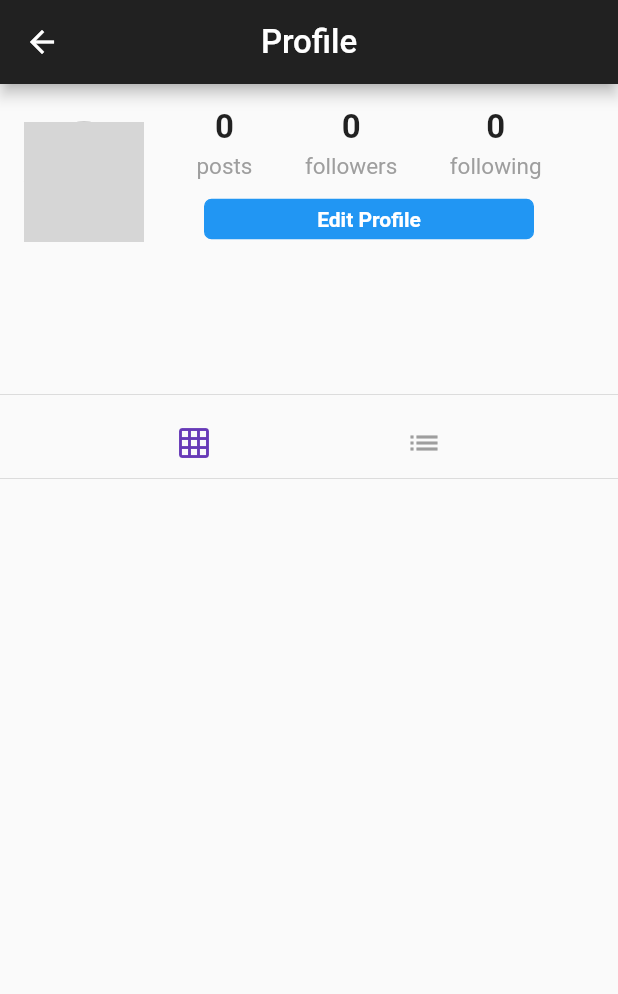
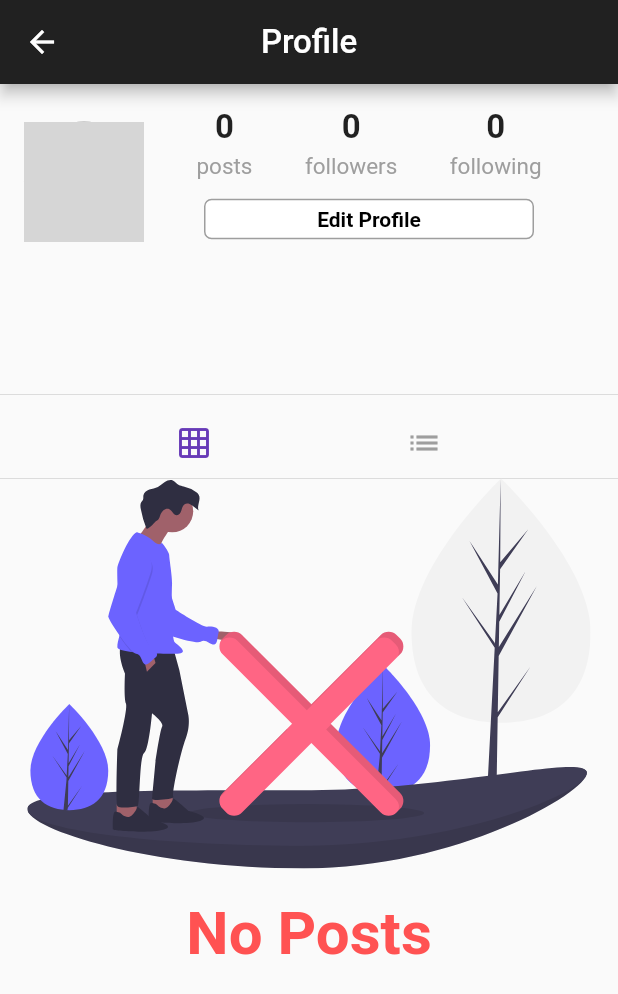
Before and after one commit to Furkanakguun/FlutterInstagram_V2, a Flutter app: the Profile screen opened directly, on a phone screen of 412 x 824 dp. Shown: the top 994 px of the screen. Run offline on Flutter 3.47's test engine with Material 2 defaults, Android fonts, the phone set to English and light mode, and no system bars; our stand-ins replace cached_network_image, cloud_firestore, firebase_storage, flutter_svg, geolocator, google_sign_in and 2 more; missing offline and left inert: animator; accounts and stored records are empty; network calls fail; grey boxes are pictures that could not be loaded.

```diff
--- a/lib/pages/home.dart
+++ b/lib/pages/home.dart
@@ -17,6 +17,8 @@ final usersRef = Firestore.instance.collection('users');
 final postsRef = Firestore.instance.collection('posts');
 final commentsRef = Firestore.instance.collection('comments');
 final activityFeedRef = Firestore.instance.collection('feed');
+final followersRef = Firestore.instance.collection('followers');
+final followingRef = Firestore.instance.collection('following');
 final DateTime timestamp = DateTime.now();
 User currentUser;
 
--- a/lib/pages/profile.dart
+++ b/lib/pages/profile.dart
@@ -1,6 +1,7 @@
 import 'package:cached_network_image/cached_network_image.dart';
 import 'package:cloud_firestore/cloud_firestore.dart';
 import 'package:flutter/material.dart';
+import 'package:flutter_svg/svg.dart';
 import 'package:fluttershare/models/user.dart';
 import 'package:fluttershare/pages/edit_profile.dart';
 import 'package:fluttershare/pages/home.dart';
@@ -11,6 +12,7 @@ import 'package:fluttershare/widgets/progress.dart';
 
 class Profile extends StatefulWidget {
   final String profileId;
+
   Profile({this.profileId});
 
   @override
@@ -20,14 +22,51 @@ class Profile extends StatefulWidget {
 class _ProfileState extends State<Profile> {
   final String currentUserId = currentUser?.id;
   String postOrientation = "grid";
+  bool isFollowing = false;
   bool isLoading = false;
   int postCount = 0;
+  int followerCount = 0;
+  int followingCount = 0;
   List<Post> posts = [];
 
   @override
   void initState() {
     super.initState();
     getProfilePosts();
+    getFollowers();
+    getFollowing();
+    checkIfFollowing();
+  }
+
+  checkIfFollowing() async {
+    DocumentSnapshot doc = await followersRef
+        .document(widget.profileId)
+        .collection('userFollowers')
+        .document(currentUserId)
+        .get();
+    setState(() {
+      isFollowing = doc.exists;
+    });
+  }
+
+  getFollowers() async {
+    QuerySnapshot snapshot = await followersRef
+        .document(widget.profileId)
+        .collection('userFollowers')
+        .getDocuments();
+    setState(() {
+      followerCount = snapshot.documents.length;
+    });
+  }
+
+  getFollowing() async {
+    QuerySnapshot snapshot = await followingRef
+        .document(widget.profileId)
+        .collection('userFollowing')
+        .getDocuments();
+    setState(() {
+      followingCount = snapshot.documents.length;
+    });
   }
 
   getProfilePosts() async {
@@ -88,15 +127,15 @@ class _ProfileState extends State<Profile> {
           child: Text(
             text,
             style: TextStyle(
-              color: Colors.white,
+              color: isFollowing ? Colors.black : Colors.white,
               fontWeight: FontWeight.bold,
             ),
           ),
           alignment: Alignment.center,
           decoration: BoxDecoration(
-            color: Colors.blue,
+            color: isFollowing ? Colors.white : Colors.blue,
             border: Border.all(
-              color: Colors.blue,
+              color: isFollowing ? Colors.grey : Colors.blue,
             ),
             borderRadius: BorderRadius.circular(5.0),
           ),
@@ -109,10 +148,91 @@ class _ProfileState extends State<Profile> {
     // viewing your own profile - should show edit profile button
     bool isProfileOwner = currentUserId == widget.profileId;
     if (isProfileOwner) {
-      return buildButton(text: "Edit Profile", function: editProfile);
-    } else {
-      return Text('');
+      return buildButton(
+        text: "Edit Profile",
+        function: editProfile,
+      );
+    } else if (isFollowing) {
+      return buildButton(
+        text: "Unfollow",
+        function: handleUnfollowUser,
+      );
+    } else if (!isFollowing) {
+      return buildButton(
+        text: "Follow",
+        function: handleFollowUser,
+      );
     }
+  }
+
+  handleUnfollowUser() {
+    setState(() {
+      isFollowing = false;
+    });
+    // remove follower
+    followersRef
+        .document(widget.profileId)
+        .collection('userFollowers')
+        .document(currentUserId)
+        .get()
+        .then((doc) {
+      if (doc.exists) {
+        doc.reference.delete();
+      }
+    });
+    // remove following
+    followingRef
+        .document(currentUserId)
+        .collection('userFollowing')
+        .document(widget.profileId)
+        .get()
+        .then((doc) {
+      if (doc.exists) {
+        doc.reference.delete();
+      }
+    });
+    // delete activity feed item for them
+    activityFeedRef
+        .document(widget.profileId)
+        .collection('feedItems')
+        .document(currentUserId)
+        .get()
+        .then((doc) {
+      if (doc.exists) {
+        doc.reference.delete();
+      }
+    });
+  }
+
+  handleFollowUser() {
+    setState(() {
+      isFollowing = true;
+    });
+    // Make auth user follower of THAT user (update THEIR followers collection)
+    followersRef
+        .document(widget.profileId)
+        .collection('userFollowers')
+        .document(currentUserId)
+        .setData({});
+    // Put THAT user on YOUR following collection (update your following collection)
+    followingRef
+        .document(currentUserId)
+        .collection('userFollowing')
+        .document(widget.profileId)
+        .setData({});
+    // add activity feed item for that user to notify about new follower (us)
+    activityFeedRef
+        .document(widget.profileId)
+        .collection('feedItems')
+        .document(currentUserId)
+        .setData({
+      "type": "follow",
+      "ownerId": widget.profileId,
+      "username": currentUser.username,
+      "userId": currentUserId,
+      "userProfileImg": currentUser.photoUrl,
+      "timestamp": timestamp,
+    });
   }
 
   buildProfileHeader() {
@@ -132,7 +252,8 @@ class _ProfileState extends State<Profile> {
                     CircleAvatar(
                       radius: 40.0,
                       backgroundColor: Colors.grey,
-                    backgroundImage: CachedNetworkImageProvider(user.photoUrl),
+                      backgroundImage:
+                          CachedNetworkImageProvider(user.photoUrl),
                     ),
                     Expanded(
                       flex: 1,
@@ -143,8 +264,8 @@ class _ProfileState extends State<Profile> {
                             mainAxisAlignment: MainAxisAlignment.spaceEvenly,
                             children: <Widget>[
                               buildCountColumn("posts", postCount),
-                            buildCountColumn("followers", 0),
-                            buildCountColumn("following", 0),
+                              buildCountColumn("followers", followerCount),
+                              buildCountColumn("following", followingCount),
                             ],
                           ),
                           Row(
@@ -189,17 +310,36 @@ class _ProfileState extends State<Profile> {
               ],
             ),
           );
-      },
-    );
+        });
   }
 
   buildProfilePosts() {
     if (isLoading) {
       return circularProgress();
+    } else if (posts.isEmpty) {
+      return Container(
+        child: Column(
+          mainAxisAlignment: MainAxisAlignment.center,
+          children: <Widget>[
+            SvgPicture.asset('assets/images/no_content.svg', height: 260.0),
+            Padding(
+              padding: EdgeInsets.only(top: 20.0),
+              child: Text(
+                "No Posts",
+                style: TextStyle(
+                  color: Colors.redAccent,
+                  fontSize: 40.0,
+                  fontWeight: FontWeight.bold,
+                ),
+              ),
+            ),
+          ],
+        ),
+      );
     } else if (postOrientation == "grid") {
       List<GridTile> gridTiles = [];
       posts.forEach((post) {
-        gridTiles.add(GridTile(child: PostTile(post: post)));
+        gridTiles.add(GridTile(child: PostTile(post)));
       });
       return GridView.count(
         crossAxisCount: 3,
--- a/lib/widgets/post_tile.dart
+++ b/lib/widgets/post_tile.dart
@@ -6,7 +6,7 @@ import 'package:fluttershare/widgets/post.dart';
 class PostTile extends StatelessWidget {
   final Post post;
 
-  const PostTile({this.post});
+  PostTile(this.post);
 
   showPost(context) {
     Navigator.push(
```
Also changed, not shown: 1 other file. Lines whose indentation alone changed are shown as unchanged.
